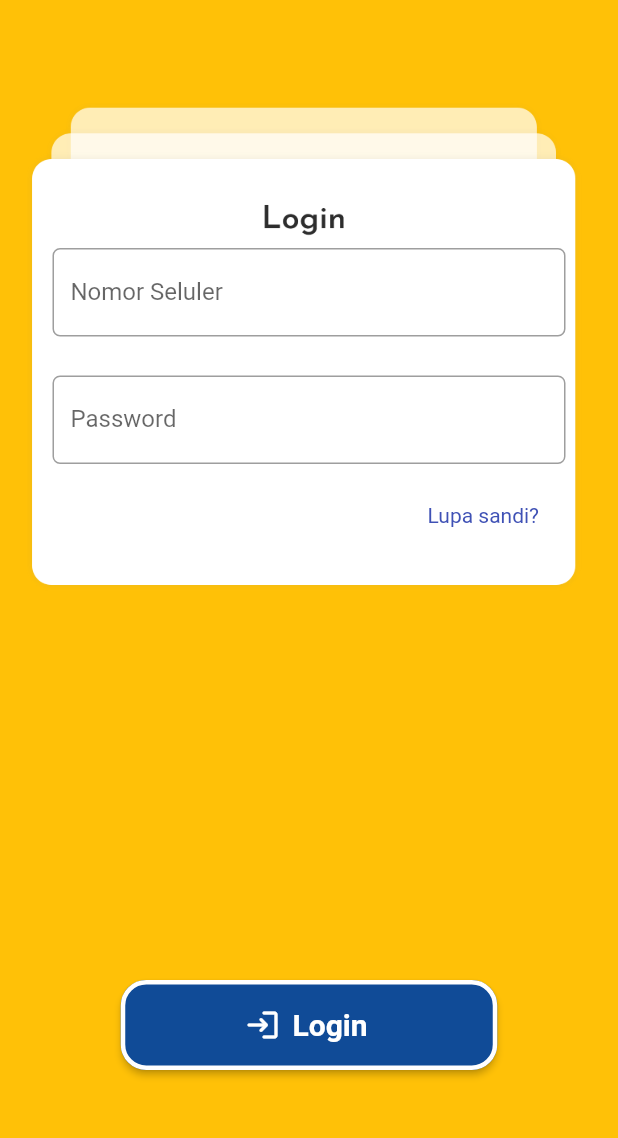
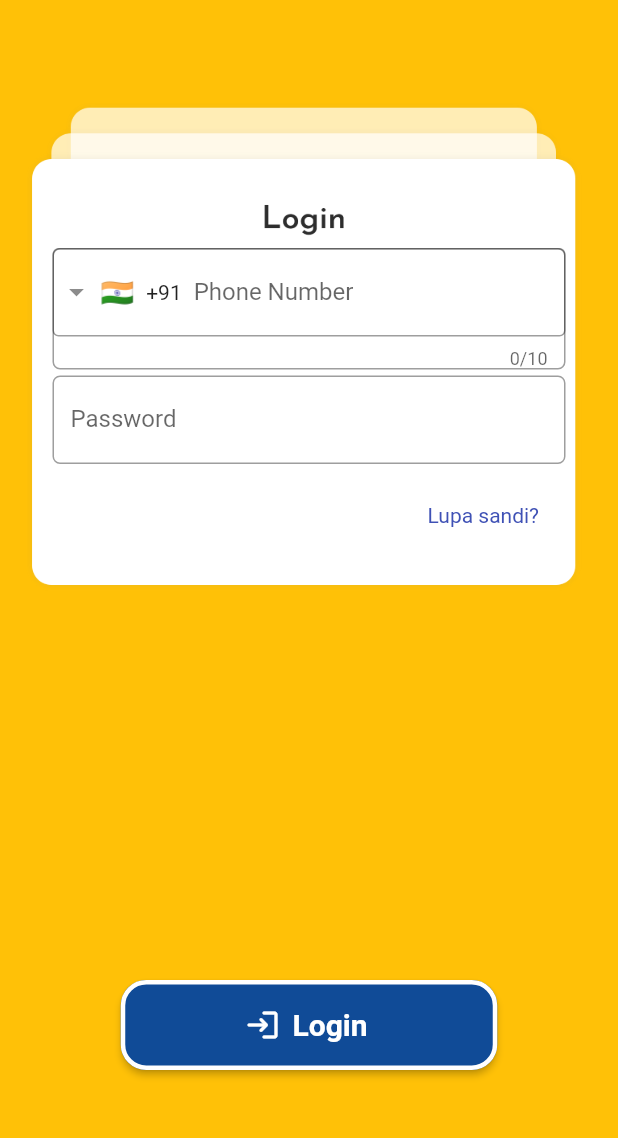
Before and after one commit to 154-5WH/flutter-magang-2, a Flutter app: the screen it shows after launch, on a phone screen of 412 x 824 dp, the part 76-1214 px from its top. Run offline on Flutter 3.47's test engine with Material 2 defaults, Android fonts, the phone set to English and light mode, and no system bars; drawn by our look-alikes of intl_phone_field.

Commit message:
update intl phone field

```diff
--- a/lib/utils/loginutils.dart
+++ b/lib/utils/loginutils.dart
@@ -1,5 +1,6 @@
 import 'package:flutter/material.dart';
 import 'package:flutter_magang2/page/notice.dart';
+import 'package:intl_phone_field/intl_phone_field.dart';
 
 class LoginPageAwal extends StatefulWidget {
   const LoginPageAwal({Key? key}) : super(key: key);
@@ -11,6 +12,18 @@ class LoginPageAwal extends StatefulWidget {
 class _LoginPageAwalState extends State<LoginPageAwal> {
   @override
   Widget build(BuildContext context) {
+    var kodenegara = IntlPhoneField(
+      decoration: const InputDecoration(
+        labelText: 'Phone Number',
+        border: OutlineInputBorder(
+          borderSide: BorderSide(),
+        ),
+      ),
+      initialCountryCode: 'IN',
+      onChanged: (phone) {
+        print(phone.completeNumber);
+      },
+    );
     return Padding(
         padding: const EdgeInsets.only(
           top: 60.0,
@@ -34,13 +47,13 @@ class _LoginPageAwalState extends State<LoginPageAwal> {
                 ),
                 child: TextFormField(
                   validator: (value) {
-                    if (value == null || value.isEmpty) {
-                      return 'Please enter some text';
+                    if (value!.isEmpty) {
+                      return 'ppp';
                     }
-                    return null;
                   },
                   keyboardType: TextInputType.phone,
                   decoration: InputDecoration(
+                    prefixIcon: kodenegara,
                     hintText: "contoh: 812xxxxxxx",
                     labelText: "Nomor Seluler",
                     // icon: const Icon(Icons.phone),
```
